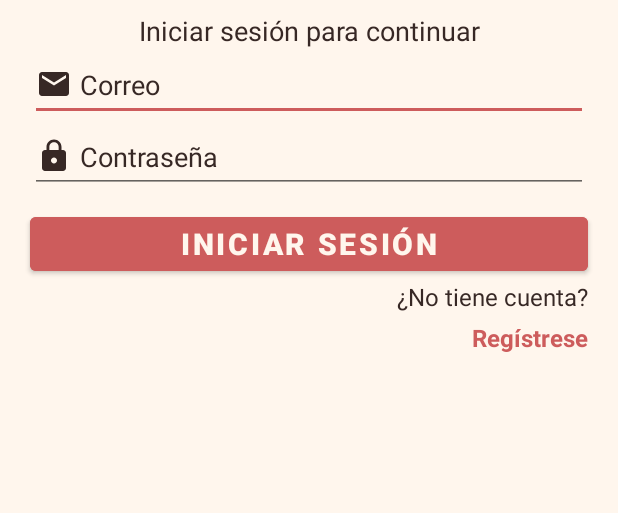
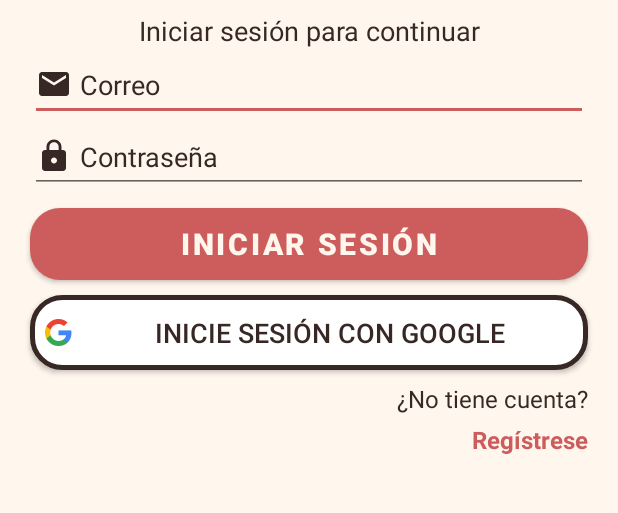
Before and after one commit to Soniamj5/Supet_finalproject, an Android app: the screen it shows after launch (LoginActivity), on a phone screen of 412 x 824 dp, the part 543-1056 px from its top. Run offline under Robolectric (Android 15) with nearby library versions, the phone set to English and light mode, and no system bars; our stand-ins replace Firebase (no records; nobody signed in at launch, a user with empty details on screens opened directly).

Commit message:
Google sign in created

```diff
--- a/app/build.gradle
+++ b/app/build.gradle
@@ -41,8 +41,8 @@ dependencies {
     implementation 'com.google.firebase:firebase-storage:20.0.1'
     implementation 'com.google.firebase:firebase-firestore:24.1.2'
 
-    /*mostrar imágenes*/
-    implementation 'com.squareup.picasso:picasso:2.5.2'
+    /*google sign in*/
+    implementation 'com.google.android.gms:play-services-auth:20.2.0'
 
     implementation 'androidx.appcompat:appcompat:1.4.2'
     implementation 'com.google.android.material:material:1.6.1'
--- a/app/src/main/AndroidManifest.xml
+++ b/app/src/main/AndroidManifest.xml
@@ -2,6 +2,8 @@
 <manifest xmlns:android="http://schemas.android.com/apk/res/android"
     xmlns:tools="http://schemas.android.com/tools"
     package="com.animalhelpapp.supet_finalproject">
+
+    <uses-permission android:name="android.permission.INTERNET"/>
 
     <application
         android:allowBackup="true"
--- a/app/src/main/java/com/animalhelpapp/supet_finalproject/account/LoginActivity.java
+++ b/app/src/main/java/com/animalhelpapp/supet_finalproject/account/LoginActivity.java
@@ -1,9 +1,12 @@
 package com.animalhelpapp.supet_finalproject.account;
 
+import androidx.annotation.Nullable;
 import androidx.appcompat.app.AppCompatActivity;
+import androidx.appcompat.widget.AppCompatButton;
 
 import android.content.Intent;
 import android.os.Bundle;
+import android.view.View;
 import android.widget.Button;
 import android.widget.EditText;
 import android.widget.TextView;
@@ -11,6 +14,12 @@ import android.widget.Toast;
 
 import com.animalhelpapp.supet_finalproject.MainActivity;
 import com.animalhelpapp.supet_finalproject.R;
+import com.google.android.gms.auth.api.signin.GoogleSignIn;
+import com.google.android.gms.auth.api.signin.GoogleSignInAccount;
+import com.google.android.gms.auth.api.signin.GoogleSignInClient;
+import com.google.android.gms.auth.api.signin.GoogleSignInOptions;
+import com.google.android.gms.common.api.ApiException;
+import com.google.android.gms.tasks.Task;
 import com.google.firebase.auth.FirebaseAuth;
 import com.google.firebase.auth.FirebaseUser;
 
@@ -18,6 +27,11 @@ public class LoginActivity extends AppCompatActivity {
     Button login_btn;
     EditText email, password;
     FirebaseAuth mAuth;
+
+    /*google*/
+    AppCompatButton google_signIn;
+    GoogleSignInOptions gso;
+    GoogleSignInClient gsc;
 
     @Override
     protected void onCreate(Bundle savedInstanceState) {
@@ -34,8 +48,45 @@ public class LoginActivity extends AppCompatActivity {
         //acción ir a RegisterActivity
         TextView login_register = findViewById(R.id.login_register);
         login_register.setOnClickListener(v -> iraRegistrar());
+
+        /*google signIn*/
+        google_signIn = findViewById(R.id.google_signIn);
+        gso= new GoogleSignInOptions.Builder(GoogleSignInOptions.DEFAULT_SIGN_IN).requestEmail().build();
+        gsc= GoogleSignIn.getClient(LoginActivity.this, gso);
+        google_signIn.setOnClickListener(new View.OnClickListener() {
+            @Override
+            public void onClick(View v) {
+                googleIniciarSesion();
+            }
+        });
+    }
+    /*------------------------iniciar sesion en Google---------------------------*/
+    private void googleIniciarSesion() {
+        Intent intent = gsc.getSignInIntent();
+        startActivityForResult(intent, 100);
     }
 
+    @Override
+    protected void onActivityResult(int requestCode, int resultCode, @Nullable Intent data) {
+        super.onActivityResult(requestCode, resultCode, data);
+        if (requestCode==100) {
+            Task<GoogleSignInAccount> task = GoogleSignIn.getSignedInAccountFromIntent(data);
+            try {
+                task.getResult(ApiException.class);
+                irMainActivity();
+            } catch (ApiException e) {
+                Toast.makeText(LoginActivity.this, "Error al iniciar sesión", Toast.LENGTH_SHORT).show();
+            }
+        }
+    }
+    /*método ir a MainActivity*/
+    private void irMainActivity() {
+        finish();
+        Intent intent = new Intent(getApplicationContext(), MainActivity.class);
+        startActivity(intent);
+    }
+
+    /*----------------iniciar sesión con correo y contraseña---------------------*/
     //método iniciarSesion
     private void iniciarSesion() {
         //conectar parte gráfica
--- /dev/null
+++ b/app/src/main/res/drawable/button_desing.xml
@@ -0,0 +1,8 @@
+<?xml version="1.0" encoding="utf-8"?>
+<shape xmlns:android="http://schemas.android.com/apk/res/android"
+    android:shape="rectangle">
+    <corners android:radius="20dp"/>
+    <solid android:color="@color/white"/>
+    <stroke android:width="3dip"
+        android:color="@color/dark_brown"/>
+</shape>
--- /dev/null
+++ b/app/src/main/res/drawable/button_singin.xml
@@ -0,0 +1,6 @@
+<?xml version="1.0" encoding="utf-8"?>
+<shape xmlns:android="http://schemas.android.com/apk/res/android"
+    android:shape="rectangle">
+    <corners android:radius="20dp"/>
+    <solid android:color="@color/indian_red"/>
+</shape>
--- a/app/src/main/res/layout/activity_login.xml
+++ b/app/src/main/res/layout/activity_login.xml
@@ -4,8 +4,8 @@
     xmlns:tools="http://schemas.android.com/tools"
     android:layout_width="match_parent"
     android:layout_height="match_parent"
-    tools:context=".account.LoginActivity"
-    android:background="@color/cream">
+    android:background="@color/cream"
+    tools:context=".account.LoginActivity">
 
     <ScrollView
         android:layout_width="match_parent"
@@ -15,7 +15,7 @@
         <LinearLayout
             android:layout_width="match_parent"
             android:layout_height="wrap_content"
-            android:orientation="vertical" >
+            android:orientation="vertical">
 
             <ImageView
                 android:id="@+id/imageView2"
@@ -43,7 +43,7 @@
                 android:gravity="center"
                 android:text="@string/login_txv"
                 android:textColor="@color/dark_brown"
-                android:textSize="18sp"/>
+                android:textSize="18sp" />
 
             <EditText
                 android:id="@+id/login_email"
@@ -59,7 +59,7 @@
                 android:inputType="textEmailAddress"
                 android:minHeight="48dp"
                 android:textColorHint="@color/dark_brown"
-                android:textSize="18sp"/>
+                android:textSize="18sp" />
 
             <EditText
                 android:id="@+id/login_password"
@@ -76,8 +76,8 @@
                 android:inputType="textPassword"
                 android:minHeight="48dp"
                 android:textColorHint="@color/dark_brown"
-                tools:ignore="UnknownId"
-                android:textSize="18sp"/>
+                android:textSize="18sp"
+                tools:ignore="UnknownId" />
 
             <Button
                 android:id="@+id/login_btn"
@@ -85,33 +85,51 @@
                 android:layout_height="wrap_content"
                 android:layout_marginStart="20dp"
                 android:layout_marginEnd="20dp"
-                android:backgroundTint="@color/indian_red"
+                android:background="@drawable/button_singin"
                 android:text="@string/login_btn"
                 android:textColor="@color/cream"
                 android:textSize="20sp"
                 android:textStyle="bold" />
 
+            <androidx.appcompat.widget.AppCompatButton
+                android:id="@+id/google_signIn"
+                android:layout_width="match_parent"
+                android:layout_height="50dp"
+                android:layout_gravity="center"
+                android:layout_marginTop="10dp"
+                android:layout_marginStart="20dp"
+                android:layout_marginEnd="20dp"
+                android:layout_marginBottom="8dp"
+                android:background="@drawable/button_desing"
+                android:drawableStart="@drawable/googleg_standard_color_18"
+                android:paddingStart="10dp"
+                android:text="@string/google_signIn"
+                android:textColor="@color/dark_brown"
+                android:textSize="18sp"
+                tools:ignore="RtlSymmetry" />
+
+
             <TextView
                 android:id="@+id/login_txv2"
                 android:layout_width="wrap_content"
                 android:layout_height="wrap_content"
+                android:layout_gravity="end"
+                android:layout_marginEnd="20dp"
+                android:layout_marginBottom="5dp"
                 android:text="@string/login_txv2"
                 android:textColor="@color/dark_brown"
-                android:textSize="16sp"
-                android:layout_gravity="end"
-                android:layout_marginEnd="20dp"
-                android:layout_marginBottom="5dp"/>
+                android:textSize="16sp" />
 
             <TextView
                 android:id="@+id/login_register"
                 android:layout_width="wrap_content"
                 android:layout_height="wrap_content"
+                android:layout_gravity="end"
+                android:layout_marginEnd="20dp"
                 android:text="@string/login_register"
                 android:textColor="@color/indian_red"
                 android:textSize="16sp"
-                android:textStyle="bold"
-                android:layout_gravity="end"
-                android:layout_marginEnd="20dp"/>
+                android:textStyle="bold" />
         </LinearLayout>
     </ScrollView>
 
--- a/app/src/main/res/layout/fragment_profile.xml
+++ b/app/src/main/res/layout/fragment_profile.xml
@@ -63,11 +63,14 @@
                 android:layout_width="match_parent"
                 android:layout_height="wrap_content"
                 android:contentDescription="@string/logout_btn"
+                android:minHeight="100dp"
+                android:minWidth="100dp"
                 android:maxWidth="200dp"
                 android:maxHeight="200dp"
                 android:src="@drawable/logout"
                 android:backgroundTint="@android:color/transparent"
                 android:layout_marginTop="40dp"/>
+
         </LinearLayout>
     </ScrollView>
 
--- a/app/src/main/res/values/strings.xml
+++ b/app/src/main/res/values/strings.xml
@@ -25,6 +25,7 @@
     <string name="crearPetInfo_titulo">Título</string>
     <string name="crearPetInfo_description">Descripción </string>
     <string name="crearPetInfo_btn">Crear </string>
+    <string name="google_signIn">Inicie sesión con Google</string>
 
     <!--Fragment-->
     <string name="home_fragment">Home fragment</string>
```
Also changed, not shown: app/src/main/java/com/animalhelpapp/supet_finalproject/fragments/ProfileFragment.java (+20 -4 lines).
